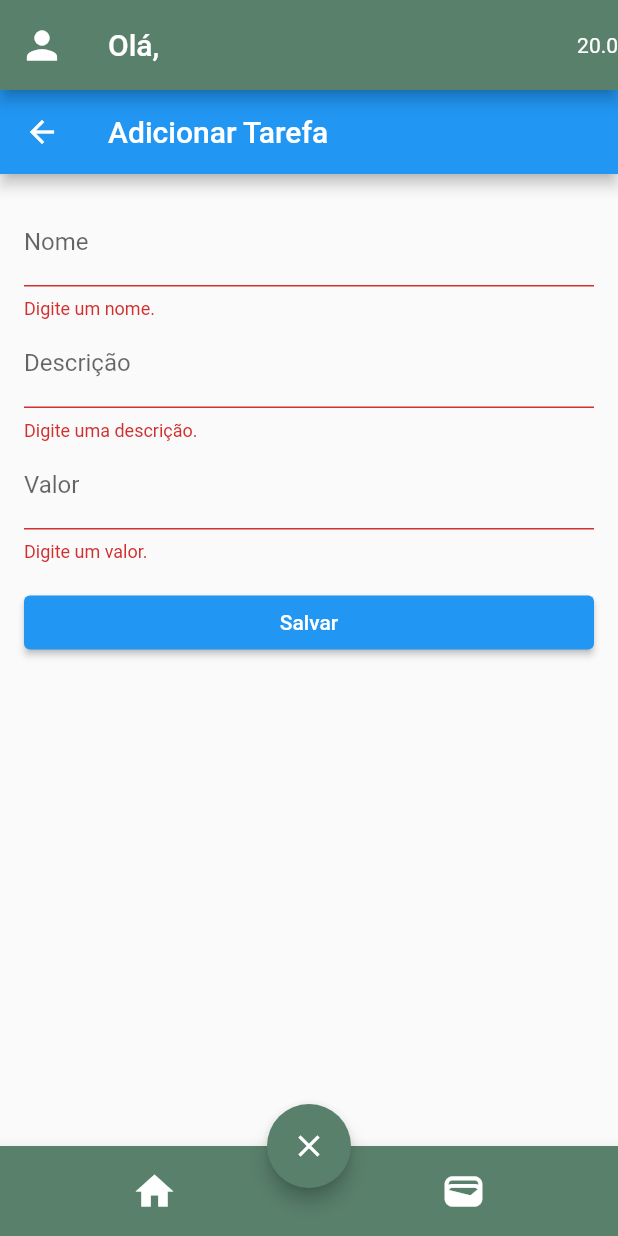
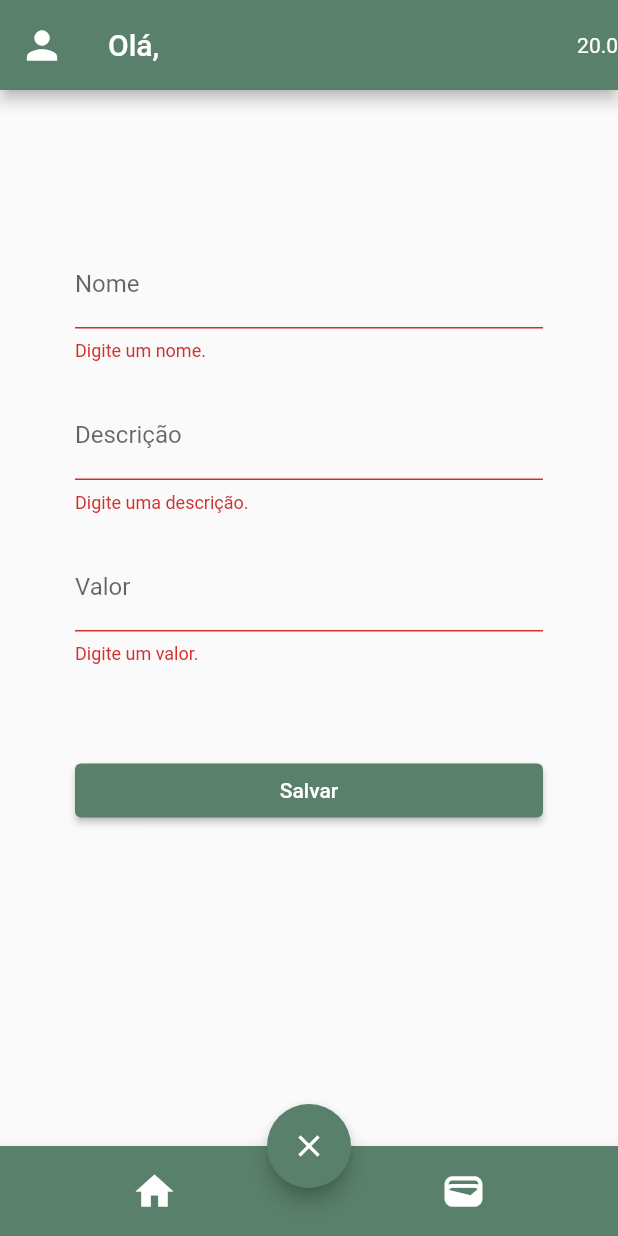
Before and after one commit to bernardodm/Guarda-Grana, a Flutter app: the AddPage screen opened directly, after a tap on "Salvar", on a phone screen of 412 x 824 dp. Run offline on Flutter 3.47's test engine with Material 2 defaults, Android fonts, the phone set to English and light mode, and no system bars.

Commit message:
Create List Activity Widget

```diff
--- a/lib/pages/add/add_page.dart
+++ b/lib/pages/add/add_page.dart
@@ -18,7 +18,7 @@ class AddPage extends StatelessWidget {
         showValue: true,
         totalValue: 20,
       ),
-      body: AddTodoPage(),
+      body: CustomFormAdd(),
       floatingActionButton: CustomFlooatingButtonClose(),
       floatingActionButtonLocation: FloatingActionButtonLocation.centerDocked,
       bottomNavigationBar: CustomBottomBar(),
--- a/lib/pages/add/widgets/custom_form_add.dart
+++ b/lib/pages/add/widgets/custom_form_add.dart
@@ -1,47 +1,53 @@
 import 'package:flutter/material.dart';
+import 'package:my_app/shared/themes/colors.dart';
 
-class TodoItem {
-  final String name, description;
-  final double value;
-  TodoItem(
-      {required this.name, required this.description, required this.value});
+List<String> activity = [];
+
+class CustomFormAdd extends StatefulWidget {
+  const CustomFormAdd({super.key});
+
+  @override
+  State<CustomFormAdd> createState() => _CustomFormAddState();
 }
 
-class AddTodoPage extends StatefulWidget {
-  const AddTodoPage({super.key});
+class _CustomFormAddState extends State<CustomFormAdd> {
+  final _formKey = GlobalKey<FormState>();
 
-  @override
-  _AddTodoPageState createState() => _AddTodoPageState();
-}
+  final _nameController = TextEditingController();
 
-class _AddTodoPageState extends State<AddTodoPage> {
-  final _formKey = GlobalKey<FormState>();
-  final _nameController = TextEditingController();
   final _descriptionController = TextEditingController();
+
   final _valueController = TextEditingController();
 
   @override
   Widget build(BuildContext context) {
     return Scaffold(
-      appBar: AppBar(title: const Text('Adicionar Tarefa')),
       body: Padding(
-        padding: const EdgeInsets.all(16.0),
+        padding: const EdgeInsets.only(left: 50, right: 50, top: 100),
         child: Form(
           key: _formKey,
           child: Column(
             crossAxisAlignment: CrossAxisAlignment.stretch,
             children: [
-              TextFormField(
+              Padding(
+                padding: const EdgeInsets.only(bottom: 20),
+                child: TextFormField(
                   controller: _nameController,
                   decoration: const InputDecoration(labelText: 'Nome'),
                   validator: (v) => v!.isEmpty ? 'Digite um nome.' : null,
                 ),
-              TextFormField(
+              ),
+              Padding(
+                padding: const EdgeInsets.only(bottom: 20),
+                child: TextFormField(
                   controller: _descriptionController,
                   decoration: const InputDecoration(labelText: 'Descrição'),
                   validator: (v) => v!.isEmpty ? 'Digite uma descrição.' : null,
                 ),
-              TextFormField(
+              ),
+              Padding(
+                padding: const EdgeInsets.only(bottom: 60),
+                child: TextFormField(
                   controller: _valueController,
                   decoration: const InputDecoration(labelText: 'Valor'),
                   keyboardType: TextInputType.number,
@@ -52,19 +58,23 @@ class _AddTodoPageState extends State<AddTodoPage> {
                     return null;
                   },
                 ),
-              const SizedBox(height: 16),
+              ),
               ElevatedButton(
+                style: const ButtonStyle(
+                    backgroundColor:
+                        MaterialStatePropertyAll(CustomColors.color5)),
                 onPressed: () {
                   if (_formKey.currentState!.validate()) {
-                    final newActivity = TodoItem(
-                      name: _nameController.text,
-                      description: _descriptionController.text,
-                      value: double.parse(_valueController.text),
-                    );
-                    Navigator.pop(context, newActivity);
+                    setState(() {
+                      activity.add(_nameController.text);
+                    });
+                    _nameController.clear();
                   }
                 },
                 child: const Text('Salvar'),
+              ),
+              const SizedBox(
+                height: 20,
               ),
             ],
           ),
--- a/lib/pages/home/home.dart
+++ b/lib/pages/home/home.dart
@@ -1,5 +1,6 @@
 import 'package:flutter/material.dart';
 import 'package:my_app/pages/home/widgets/custom_all_values.dart';
+import 'package:my_app/shared/widgets/custom_activity.dart';
 import 'package:my_app/shared/widgets/custom_app_bar.dart';
 import 'package:my_app/shared/widgets/custom_bottom_bar.dart';
 import 'package:my_app/shared/widgets/custom_drawer.dart';
@@ -22,6 +23,7 @@ class Home extends StatelessWidget {
             'Atividade recente',
             style: TextStyle(fontSize: 20, color: CustomColors.color2),
           ),
+          CustomActivity(),
         ],
       ),
       floatingActionButton: CustomFlooatingButtonAdd(),
```
Also changed, not shown: lib/shared/models/activity.dart (deleted, +0 -12 lines), lib/shared/widgets/custom_activity.dart (+17 -16 lines), pubspec.lock. Lines whose indentation alone changed are shown as unchanged.
